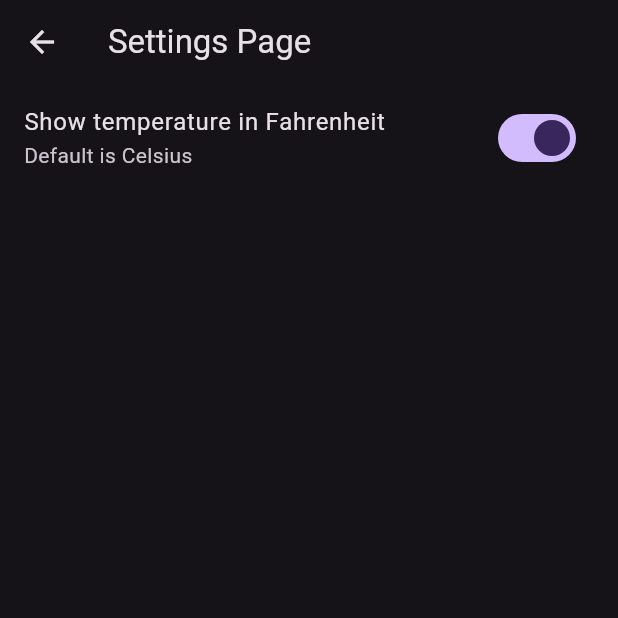
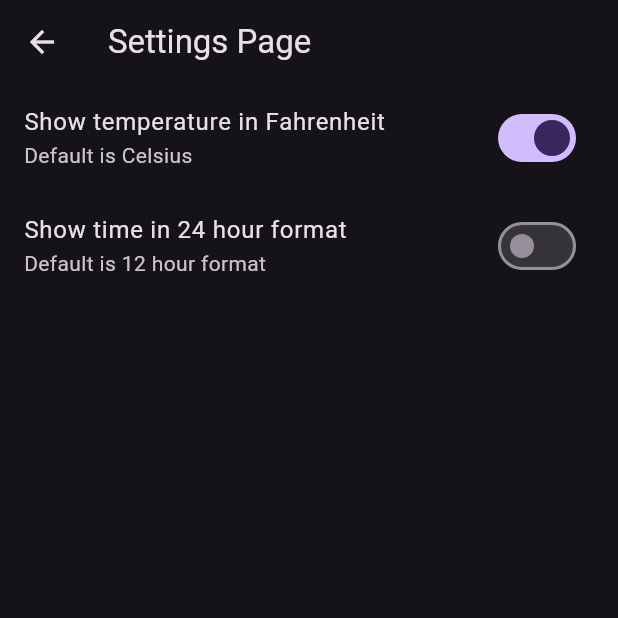
Before and after one commit to rudradcruze/weather_app, a Flutter app: the SettingsPage screen opened directly, after a tap on "Show temperature in Fahrenheit", on a phone screen of 412 x 824 dp, the top half of it. Run offline on Flutter 3.47's test engine with Material 3 defaults, Android fonts, the phone set to English and light mode, and no system bars; our stand-ins replace geolocator, shared_preferences; accounts and stored records are empty; network calls fail.

Commit message:
set 12 time formate

```diff
--- a/lib/pages/settings_page.dart
+++ b/lib/pages/settings_page.dart
@@ -13,11 +13,17 @@ class SettingsPage extends StatefulWidget {
 class _SettingsPageState extends State<SettingsPage> {
 
   bool isOn = false;
+  bool timeFormatIsOn = false;
 
   @override
   void initState() {
-    getStatus().then((value) => setState(() {
+
+    getUnit().then((value) => setState(() {
       isOn = value;
+    }));
+
+    getTimeFormat().then((value) => setState(() {
+      timeFormatIsOn = value;
     }));
     super.initState();
   }
@@ -38,11 +44,24 @@ class _SettingsPageState extends State<SettingsPage> {
               setState(() {
                 isOn = value;
               });
-              await setStatus(value);
+              await setUnit(value);
               context.read<WeatherProvider>().setUnit(value);
               context.read<WeatherProvider>().getData();
             },
-          )
+          ),
+          SwitchListTile(
+            title: const Text('Show time in 24 hour format'),
+            subtitle: const Text('Default is 12 hour format'),
+            value: timeFormatIsOn,
+            onChanged: (value) async {
+              setState(() {
+                timeFormatIsOn = value;
+              });
+              await setTimeFormat(value);
+              context.read<WeatherProvider>().setTimeFormat(value);
+              context.read<WeatherProvider>().getData();
+            },
+          ),
         ],
       ),
     );
--- a/lib/pages/weather_home.dart
+++ b/lib/pages/weather_home.dart
@@ -43,8 +43,8 @@ class _WeatherHomeState extends State<WeatherHome> {
             ? Column(
                 mainAxisAlignment: MainAxisAlignment.spaceBetween,
                 children: [
-                  _currentSection(provider.currentWeatherResponse!, provider.unitSymbol),
-                  _forecastSection(provider.forecastResponseModel!.list!, provider.unitSymbol),
+                  _currentSection(provider.currentWeatherResponse!, provider.unitSymbol, provider.pattern),
+                  _forecastSection(provider.forecastResponseModel!.list!, provider.unitSymbol, provider.pattern),
                 ],
               )
             : const Center(
@@ -56,7 +56,7 @@ class _WeatherHomeState extends State<WeatherHome> {
     );
   }
 
-  Widget _currentSection(CurrentWeatherResponse response, String unitSymbol) {
+  Widget _currentSection(CurrentWeatherResponse response, String unitSymbol, String pattern) {
     return Expanded(
       child: ListView(
         children: [
@@ -94,11 +94,11 @@ class _WeatherHomeState extends State<WeatherHome> {
             mainAxisAlignment: MainAxisAlignment.center,
             children: [
               Text(
-                'Sunrise: ${getFormattedDateTime(response.sys!.sunrise!, pattern: 'hh:mm')}, ',
+                'Sunrise: ${getFormattedDateTime(response.sys!.sunrise!, pattern: pattern)}, ',
                 style: timeTextStyle,
               ),
               Text(
-                  'Sunset: ${getFormattedDateTime(response.sys!.sunset!, pattern: 'hh:mm a')}',
+                  'Sunset: ${getFormattedDateTime(response.sys!.sunset!, pattern: pattern)}',
                   style: timeTextStyle),
             ],
           )
@@ -107,7 +107,7 @@ class _WeatherHomeState extends State<WeatherHome> {
     );
   }
 
-  Widget _forecastSection(List<ForecastItem> items, String unitSymbol) {
+  Widget _forecastSection(List<ForecastItem> items, String unitSymbol, String pattern) {
     return SizedBox(
       height: 150,
       child: ListView.builder(
@@ -121,7 +121,7 @@ class _WeatherHomeState extends State<WeatherHome> {
               padding: const EdgeInsets.all(4.0),
               child: Column(
                 children: [
-                  Text(getFormattedDateTime(item.dt!, pattern: 'EEE, hh:mm a')),
+                  Text(getFormattedDateTime(item.dt!, pattern: 'EEE, $pattern')),
                   Image.network(
                     getIconDownloadUrl(item.weather!.first!.icon!),
                     width: 40,
@@ -142,7 +142,7 @@ class _WeatherHomeState extends State<WeatherHome> {
 
   void _getWeatherData() async {
     final position = await determinePosition();
-    final status = await getStatus();
+    final status = await getUnit();
     context.read<WeatherProvider>().setNewLocation(position.latitude, position.longitude);
     context.read<WeatherProvider>().setUnit(status);
     context.read<WeatherProvider>().getData();
--- a/lib/providers/weather_provider.dart
+++ b/lib/providers/weather_provider.dart
@@ -12,6 +12,7 @@ class WeatherProvider extends ChangeNotifier {
   double latitude = 0.0, longitude = 0.0;
   String unit = metric;
   String unitSymbol = celsius;
+  String pattern = 'hh:mm a';
 
   void setNewLocation(double latitude, double longitude) {
     this.latitude = latitude;
@@ -21,6 +22,10 @@ class WeatherProvider extends ChangeNotifier {
   void setUnit(bool status) {
     unit = status ? imperial : metric;
     unitSymbol = status ? fahrenheit : celsius;
+  }
+
+  void setTimeFormat(bool format) {
+    pattern = format ? 'HH:MM' : 'hh:mm a';
   }
 
   bool get hasDataLoaded => currentWeatherResponse != null &&
--- a/lib/utils/preference_service.dart
+++ b/lib/utils/preference_service.dart
@@ -1,11 +1,21 @@
 import 'package:shared_preferences/shared_preferences.dart';
 
-Future<bool> setStatus(bool status) async {
+Future<bool> setUnit(bool status) async {
   final pref = await SharedPreferences.getInstance();
   return pref.setBool('status', status);
 }
 
-Future<bool> getStatus() async {
+Future<bool> getUnit() async {
   final pref = await SharedPreferences.getInstance();
   return pref.getBool('status') ?? false;
 }
+
+Future<bool> setTimeFormat(bool format) async {
+  final pref = await SharedPreferences.getInstance();
+  return pref.setBool('format', format);
+}
+
+Future<bool> getTimeFormat() async {
+  final pref = await SharedPreferences.getInstance();
+  return pref.getBool('format') ?? false;
+}
```
